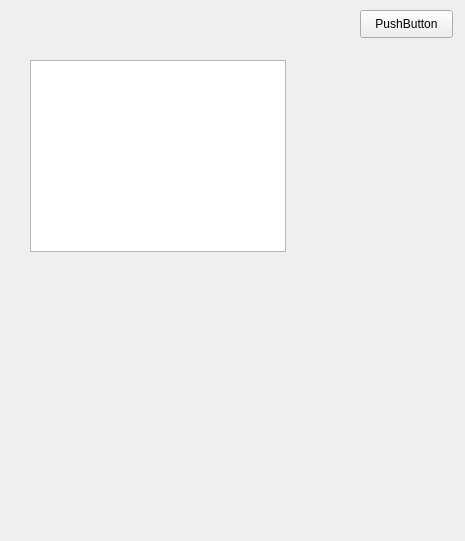
Before: the Qt Designer form change.ui in jiwoochris/dividends_table_ez, drawn with Qt 5.
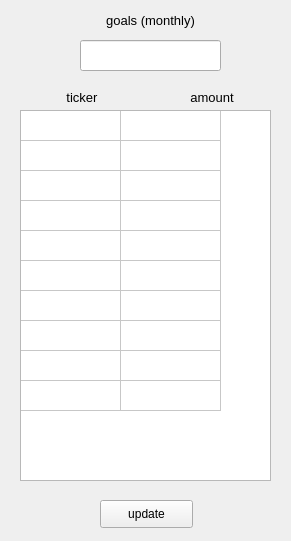
After: the same form once the commit is applied.

```diff
--- a/change.ui
+++ b/change.ui
@@ -6,7 +6,7 @@
    <rect>
     <x>0</x>
     <y>0</y>
-    <width>465</width>
+    <width>291</width>
     <height>541</height>
    </rect>
   </property>
@@ -16,24 +16,139 @@
   <widget class="QPushButton" name="pushButton">
    <property name="geometry">
     <rect>
-     <x>360</x>
-     <y>10</y>
+     <x>100</x>
+     <y>500</y>
      <width>93</width>
      <height>28</height>
     </rect>
    </property>
    <property name="text">
-    <string>PushButton</string>
+    <string>update</string>
    </property>
   </widget>
   <widget class="QTableWidget" name="tableWidget">
    <property name="geometry">
     <rect>
-     <x>30</x>
-     <y>60</y>
-     <width>256</width>
-     <height>192</height>
+     <x>20</x>
+     <y>110</y>
+     <width>251</width>
+     <height>371</height>
     </rect>
+   </property>
+   <property name="verticalScrollBarPolicy">
+    <enum>Qt::ScrollBarAlwaysOff</enum>
+   </property>
+   <property name="horizontalScrollBarPolicy">
+    <enum>Qt::ScrollBarAlwaysOff</enum>
+   </property>
+   <property name="rowCount">
+    <number>10</number>
+   </property>
+   <property name="columnCount">
+    <number>2</number>
+   </property>
+   <attribute name="horizontalHeaderVisible">
+    <bool>false</bool>
+   </attribute>
+   <attribute name="horizontalHeaderCascadingSectionResizes">
+    <bool>false</bool>
+   </attribute>
+   <attribute name="verticalHeaderVisible">
+    <bool>false</bool>
+   </attribute>
+   <row/>
+   <row/>
+   <row/>
+   <row/>
+   <row/>
+   <row/>
+   <row/>
+   <row/>
+   <row/>
+   <row/>
+   <column/>
+   <column/>
+  </widget>
+  <widget class="QLabel" name="label">
+   <property name="geometry">
+    <rect>
+     <x>50</x>
+     <y>90</y>
+     <width>64</width>
+     <height>15</height>
+    </rect>
+   </property>
+   <property name="font">
+    <font>
+     <family>Arial</family>
+     <pointsize>10</pointsize>
+     <weight>50</weight>
+     <bold>false</bold>
+    </font>
+   </property>
+   <property name="text">
+    <string>ticker</string>
+   </property>
+   <property name="alignment">
+    <set>Qt::AlignCenter</set>
+   </property>
+  </widget>
+  <widget class="QLabel" name="label_2">
+   <property name="geometry">
+    <rect>
+     <x>180</x>
+     <y>90</y>
+     <width>64</width>
+     <height>15</height>
+    </rect>
+   </property>
+   <property name="font">
+    <font>
+     <family>Arial</family>
+     <pointsize>10</pointsize>
+     <weight>50</weight>
+     <bold>false</bold>
+    </font>
+   </property>
+   <property name="text">
+    <string>amount</string>
+   </property>
+   <property name="alignment">
+    <set>Qt::AlignCenter</set>
+   </property>
+  </widget>
+  <widget class="QLineEdit" name="lineEdit">
+   <property name="geometry">
+    <rect>
+     <x>80</x>
+     <y>40</y>
+     <width>141</width>
+     <height>31</height>
+    </rect>
+   </property>
+  </widget>
+  <widget class="QLabel" name="label_3">
+   <property name="geometry">
+    <rect>
+     <x>90</x>
+     <y>10</y>
+     <width>121</width>
+     <height>21</height>
+    </rect>
+   </property>
+   <property name="font">
+    <font>
+     <family>Arial</family>
+     <pointsize>10</pointsize>
+     <weight>50</weight>
+     <bold>false</bold>
+    </font>
+   </property>
+   <property name="text">
+    <string>goals (monthly)</string>
+   </property>
+   <property name="alignment">
+    <set>Qt::AlignCenter</set>
    </property>
   </widget>
  </widget>
```
